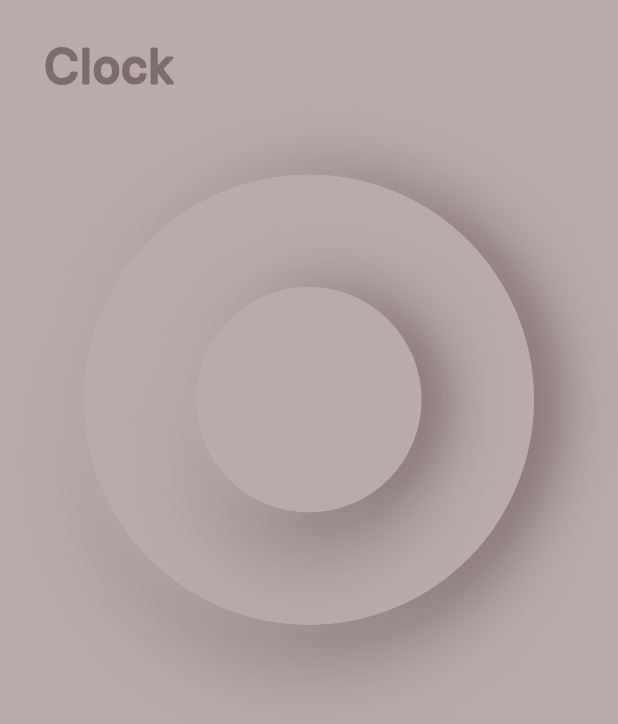
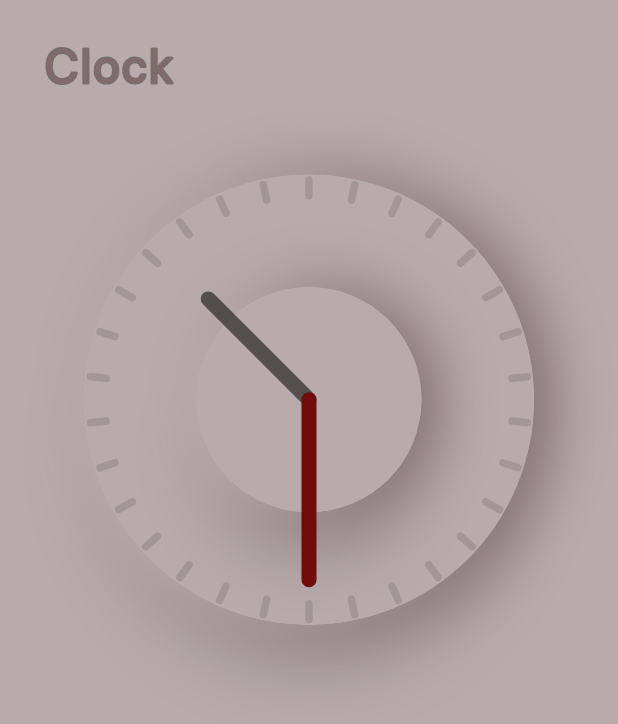
Before and after one commit to Poujhit/Neumorphic-Clock-App, a Flutter app: the screen it shows after launch, on a phone screen of 412 x 824 dp. Shown: the top 724 px of the screen. Run offline on Flutter 3.47's test engine with Material 2 defaults, Android fonts, the phone set to English and light mode, and no system bars; drawn by our look-alikes of bordered_text.

Commit message:
finshed clock ui and implementation 🐱‍🏍

```diff
--- a/lib/screens/clock_screen.dart
+++ b/lib/screens/clock_screen.dart
@@ -1,10 +1,24 @@
+import 'dart:async';
 import 'dart:math';
 
 import 'package:flutter/material.dart';
 import 'package:bordered_text/bordered_text.dart';
 import 'package:neumorphic_clock_app/widgets/elevation_widget.dart';
 
-class ClockScreen extends StatelessWidget {
+class ClockScreen extends StatefulWidget {
+  @override
+  _ClockScreenState createState() => _ClockScreenState();
+}
+
+class _ClockScreenState extends State<ClockScreen> {
+  @override
+  void initState() {
+    Timer.periodic(Duration(seconds: 1), (timer) {
+      setState(() {});
+    });
+    super.initState();
+  }
+
   @override
   Widget build(BuildContext context) {
     return Scaffold(
@@ -36,7 +50,9 @@ class ClockScreen extends StatelessWidget {
           SizedBox(
             height: MediaQuery.of(context).size.height * 0.06,
           ),
-          ElevationWidget(
+          Transform.rotate(
+            angle: -pi / 2,
+            child: ElevationWidget(
               height: 300,
               width: 300,
               paint: ClockPainter(),
@@ -44,12 +60,50 @@ class ClockScreen extends StatelessWidget {
                 height: 150,
                 width: 150,
                 paint: SmallClockPainter(),
+                child: CustomPaint(
+                  painter: Hand(),
+                ),
+              ),
             ),
           ),
         ],
       ),
     );
   }
+}
+
+class Hand extends CustomPainter {
+  var date = DateTime.now();
+
+  @override
+  void paint(Canvas canvas, Size size) {
+    var center = Offset(size.width / 2, (size.height / 2));
+    var centerHour = Offset((size.width / 2), size.height / 2);
+
+    var minHand = Paint()
+      ..color = Color(0xFF710C0C)
+      ..style = PaintingStyle.stroke
+      ..strokeCap = StrokeCap.round
+      ..strokeWidth = 10;
+
+    var hourHand = Paint()
+      ..color = Colors.black54
+      ..style = PaintingStyle.stroke
+      ..strokeCap = StrokeCap.round
+      ..strokeWidth = 10;
+
+    var minHandX = (size.width / 2) + 120 * cos(date.minute * 6 * pi / 180);
+    var minHandY = (size.width / 2) + 120 * sin(date.minute * 6 * pi / 180);
+
+    var hourHandX = (size.width / 2) + 95 * cos((date.hour * 30 + date.minute * 0.5) * pi / 180);
+    var hourHandY = (size.width / 2) + 95 * sin((date.hour * 30 + date.minute * 0.5) * pi / 180);
+
+    canvas.drawLine(centerHour, Offset(hourHandX, hourHandY), hourHand);
+    canvas.drawLine(center, Offset(minHandX, minHandY), minHand);
+  }
+
+  @override
+  bool shouldRepaint(covariant CustomPainter oldDelegate) => true;
 }
 
 class SmallClockPainter extends CustomPainter {
@@ -81,7 +135,26 @@ class ClockPainter extends CustomPainter {
 
     var fillOuterCircle = Paint()..color = Color(0xFFb9abab);
 
+    var outerLinesPaint = Paint()
+      ..color = Colors.black12
+      ..style = PaintingStyle.stroke
+      ..strokeCap = StrokeCap.round
+      ..strokeWidth = 5;
+
     canvas.drawCircle(center, radiusOuter, fillOuterCircle);
+
+    var m1 = 150 - 14;
+    var m2 = radiusOuter - 3.5;
+
+    for (double i = 0; i < 360; i += 12) {
+      var x1 = centerX + m1 * cos(i * pi / 180);
+      var y1 = centerX + m1 * sin(i * pi / 180);
+
+      var x2 = centerX + m2 * cos(i * pi / 180);
+      var y2 = centerX + m2 * sin(i * pi / 180);
+
+      canvas.drawLine(Offset(x2, y2), Offset(x1, y1), outerLinesPaint);
+    }
   }
 
   @override
--- a/lib/widgets/elevation_widget.dart
+++ b/lib/widgets/elevation_widget.dart
@@ -1,3 +1,5 @@
+import 'dart:math';
+
 import 'package:flutter/material.dart';
 
 class ElevationWidget extends StatelessWidget {
@@ -16,7 +18,7 @@ class ElevationWidget extends StatelessWidget {
   Widget build(BuildContext context) {
     return Center(
       child: Card(
-        elevation: 20,
+        elevation: 18,
         borderOnForeground: false,
         shadowColor: const Color(0xFFb9abab),
         shape: RoundedRectangleBorder(
@@ -30,13 +32,13 @@ class ElevationWidget extends StatelessWidget {
             boxShadow: [
               BoxShadow(
                 color: const Color(0xFF806a6a),
-                offset: Offset(15, 0),
+                offset: Offset(0, 10),
                 blurRadius: 34,
                 spreadRadius: 0,
               ),
               BoxShadow(
                 color: const Color(0xFFb9abab),
-                offset: Offset(-20, 0),
+                offset: Offset(0, -25),
                 blurRadius: 34,
                 spreadRadius: 0,
               ),
--- a/pubspec.yaml
+++ b/pubspec.yaml
@@ -22,6 +22,7 @@ dependencies:
   flutter:
     sdk: flutter
   bordered_text: ^1.0.1
+  intl: ^0.16.1
 
 
   # The following adds the Cupertino Icons font to your application.
```
Also changed, not shown: pubspec.lock. Lines whose indentation alone changed are shown as unchanged.
